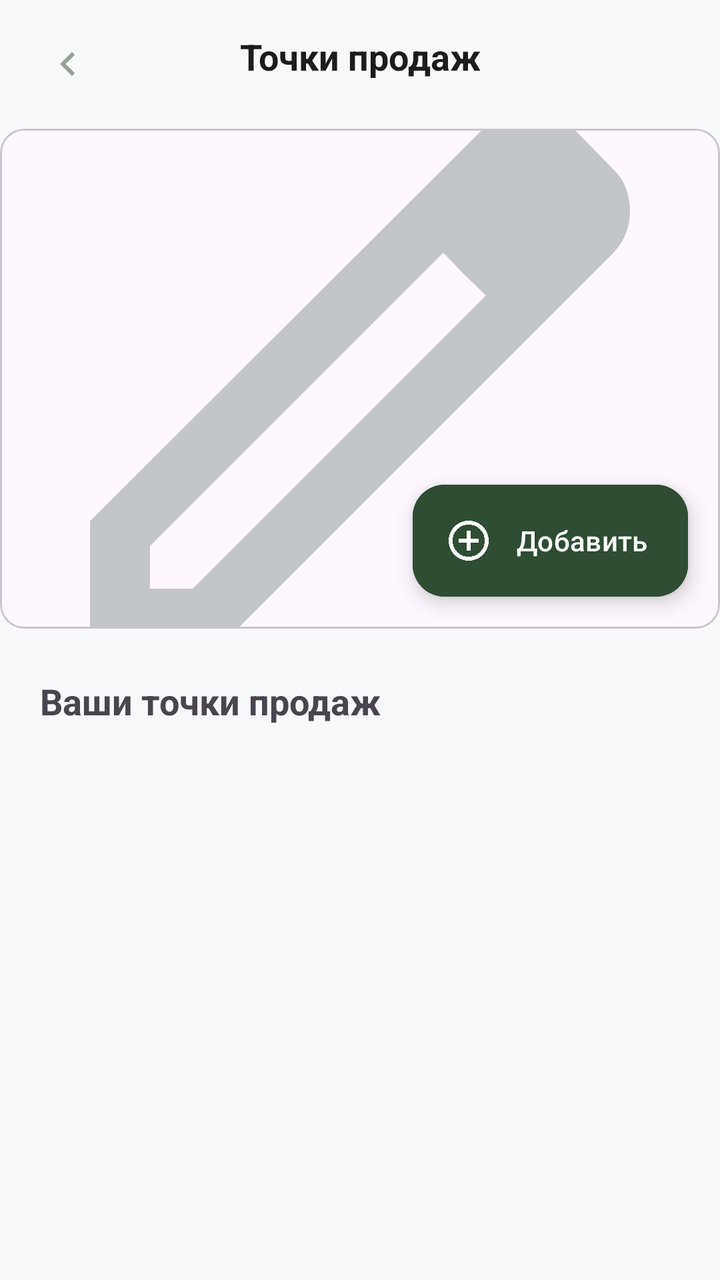
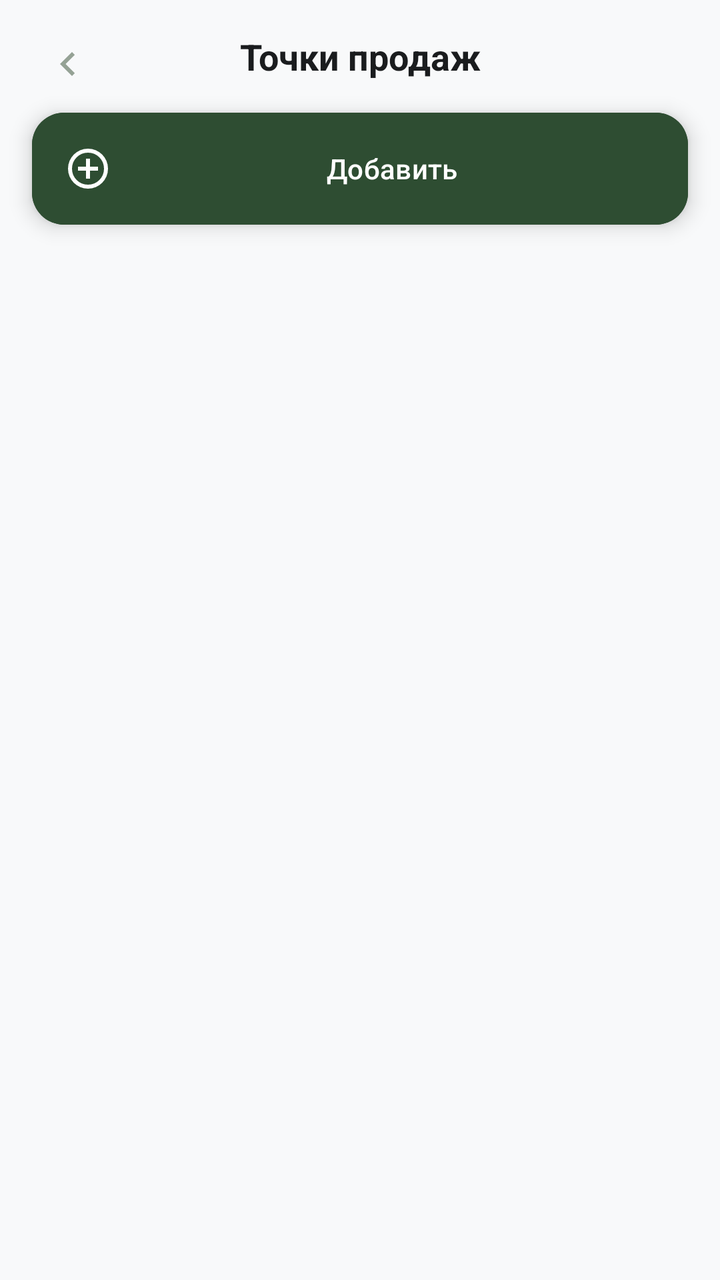

Screens rendered from an Android XML layout before and after an edit, with the pre-edit source and the edit as a unified diff.
<!-- AndroidManifest.xml: application theme Theme.Farmer -->
<!-- res/layout/fragment_poin_sale.xml -->
<?xml version="1.0" encoding="utf-8"?>
<androidx.constraintlayout.widget.ConstraintLayout xmlns:android="http://schemas.android.com/apk/res/android"
    xmlns:app="http://schemas.android.com/apk/res-auto"
    xmlns:tools="http://schemas.android.com/tools"
    android:layout_width="match_parent"
    android:layout_height="match_parent"
    android:background="#F8F9FA"

    tools:context=".farmer.PointSaleFragment">

    <ImageButton
        android:id="@+id/btnBack"
        android:layout_width="48dp"
        android:layout_height="48dp"
        android:layout_marginStart="10dp"
        android:layout_marginTop="8dp"
        android:background="?attr/selectableItemBackgroundBorderless"
        android:src="@drawable/ic_chevron_left"
        app:layout_constraintStart_toStartOf="parent"
        app:layout_constraintTop_toTopOf="parent" />

    <TextView
        android:id="@+id/tvTitle"
        android:layout_width="wrap_content"
        android:layout_height="wrap_content"
        android:layout_marginTop="16dp"
        android:text="Точки продаж"
        android:textColor="#1A1C1E"
        android:textSize="18sp"
        android:textStyle="bold"
        app:layout_constraintEnd_toEndOf="parent"
        app:layout_constraintStart_toStartOf="parent"
        app:layout_constraintTop_toTopOf="parent" />

    <com.google.android.material.card.MaterialCardView
        android:id="@+id/mapContainer"
        android:layout_width="match_parent"
        android:layout_height="250dp"
        android:layout_marginTop="24dp"
        app:cardElevation="0dp"
        app:layout_constraintTop_toBottomOf="@+id/tvTitle">

        <FrameLayout
            android:layout_width="match_parent"
            android:layout_height="match_parent">

            <ImageView
                android:layout_width="match_parent"
                android:layout_height="match_parent"
                android:scaleType="centerCrop"
                android:src="@drawable/ic_edit" />

            <com.google.android.material.floatingactionbutton.ExtendedFloatingActionButton
                android:id="@+id/btnAddPoint"
                android:layout_width="wrap_content"
                android:layout_height="wrap_content"
                android:layout_gravity="bottom|end"
                android:layout_margin="16dp"
                android:backgroundTint="#2E4D32"
                android:text="Добавить"
                android:textColor="@color/white"
                app:icon="@drawable/icon_add_new_product"
                app:iconTint="@color/white" />
        </FrameLayout>
    </com.google.android.material.card.MaterialCardView>

    <TextView
        android:id="@+id/tvSubtitle"
        android:layout_width="wrap_content"
        android:layout_height="wrap_content"
        android:layout_marginStart="20dp"
        android:layout_marginTop="24dp"
        android:text="Ваши точки продаж"
        android:textSize="18sp"
        android:textStyle="bold"
        app:layout_constraintStart_toStartOf="parent"
        app:layout_constraintTop_toBottomOf="@+id/mapContainer" />

    <androidx.recyclerview.widget.RecyclerView
        android:id="@+id/rvPoints"
        android:layout_width="match_parent"
        android:layout_height="0dp"
        android:layout_marginTop="8dp"
        android:clipToPadding="false"
        android:paddingHorizontal="16dp"
        app:layout_constraintBottom_toBottomOf="parent"
        app:layout_constraintTop_toBottomOf="@+id/tvSubtitle"
        tools:listitem="@layout/item_point_sale" />

</androidx.constraintlayout.widget.ConstraintLayout>
<!-- res/layout/item_point_sale.xml (included above) -->
<?xml version="1.0" encoding="utf-8"?>
<com.google.android.material.card.MaterialCardView
    xmlns:android="http://schemas.android.com/apk/res/android"
    xmlns:app="http://schemas.android.com/apk/res-auto"
    android:layout_width="match_parent"
    android:layout_height="wrap_content"
    android:layout_marginBottom="12dp"
    app:cardCornerRadius="20dp"
    app:cardElevation="2dp">

    <LinearLayout
        android:layout_width="match_parent"
        android:layout_height="wrap_content"
        android:orientation="horizontal"
        android:padding="16dp"
        android:gravity="center_vertical">

        <ImageView
            android:id="@+id/ivPointIcon"
            android:layout_width="48dp"
            android:layout_height="48dp"
            android:background="@drawable/bg_point_sale"
            android:padding="12dp"
            android:src="@drawable/ic_point_sale" />

        <LinearLayout
            android:layout_width="0dp"
            android:layout_height="wrap_content"
            android:layout_weight="1"
            android:layout_marginStart="16dp"
            android:orientation="vertical">

            <TextView
                android:id="@+id/tvPointName"
                android:layout_width="wrap_content"
                android:layout_height="wrap_content"
                android:text="Московская ярмарка"
                android:textStyle="bold"
                android:textColor="#1A1C1E"
                android:textSize="16sp" />

            <TextView
                android:id="@+id/tvPointAddress"
                android:layout_width="wrap_content"
                android:layout_height="wrap_content"
                android:text="Москва, Ул. Бронная 11"
                android:textColor="#74777F"
                android:textSize="13sp" />
        </LinearLayout>

        <com.google.android.material.switchmaterial.SwitchMaterial
            android:id="@+id/switchPointStatus"
            android:layout_width="wrap_content"
            android:layout_height="wrap_content" />

    </LinearLayout>
</com.google.android.material.card.MaterialCardView>
<!-- resources referenced by this layout -->
<resources>
  <color name="white">#FFFFFFFF</color>
  <!-- drawable bg_point_sale (drawable) -->
  <?xml version="1.0" encoding="utf-8"?>
  <shape xmlns:android="http://schemas.android.com/apk/res/android">
      <solid android:color="#CDDECD"/>
      <corners android:radius="100dp"/>
  
  </shape>
  <!-- drawable ic_chevron_left (drawable) -->
  <vector xmlns:android="http://schemas.android.com/apk/res/android" android:alpha="0.9" android:autoMirrored="true" android:height="24dp" android:tint="#899789" android:viewportHeight="960" android:viewportWidth="960" android:width="24dp">
        
      <path android:fillColor="@android:color/white" android:pathData="M560,720L320,480L560,240L616,296L432,480L616,664L560,720Z"/>
      
  </vector>
  <!-- drawable ic_edit (drawable) -->
  <vector xmlns:android="http://schemas.android.com/apk/res/android" android:alpha="0.82" android:height="24dp" android:tint="#B5B9BD" android:viewportHeight="960" android:viewportWidth="960" android:width="24dp">
        
      <path android:fillColor="@android:color/white" android:pathData="M200,760L257,760L648,369L591,312L200,703L200,760ZM120,840L120,670L648,143Q660,132 674.5,126Q689,120 705,120Q721,120 736,126Q751,132 762,144L817,200Q829,211 834.5,226Q840,241 840,256Q840,272 834.5,286.5Q829,301 817,313L290,840L120,840ZM760,256L760,256L704,200L704,200L760,256ZM619,341L591,312L591,312L648,369L648,369L619,341Z"/>
      
  </vector>
  <!-- drawable ic_point_sale (drawable) -->
  <vector xmlns:android="http://schemas.android.com/apk/res/android" android:alpha="0.9" android:height="24dp" android:viewportHeight="24" android:viewportWidth="24" android:width="24dp">
        
      <path android:fillColor="#000000" android:pathData="M7.1,2.6c-2.6,3.3 -2.6,3.5 -0.1,8.3l1.9,3.9 -2.4,0.6c-3.8,1 -4.9,3.9 -2.4,6.2 1.6,1.4 3.6,1.9 7.9,1.9 4.3,-0 6.3,-0.5 7.9,-1.9 2.5,-2.3 1.4,-5.2 -2.4,-6.2l-2.4,-0.6 1.9,-3.9c2.5,-4.9 2.5,-5.5 -0.5,-8.4 -3.2,-3.3 -6.8,-3.2 -9.4,0.1zM13.8,4.2c1.7,1.7 1.5,4.5 -0.3,5.2 -3.6,1.4 -6.1,-2.4 -3.3,-5.2 1.5,-1.5 2.1,-1.5 3.6,-0zM13.1,17.8c0.8,-1.4 1.4,-1.5 3.5,-0.6 4.1,1.9 2.2,3.3 -4.6,3.3 -6.7,-0 -8.7,-1.4 -4.8,-3.2 1.8,-0.9 2.6,-0.8 3.6,0.5 1.2,1.6 1.4,1.6 2.3,-0z" android:strokeColor="#00000000"/>
      
  </vector>
  <!-- drawable icon_add_new_product (drawable) -->
  <vector xmlns:android="http://schemas.android.com/apk/res/android" android:height="24dp" android:tint="#2A5A30" android:viewportHeight="960" android:viewportWidth="960" android:width="24dp">
        
      <path android:fillColor="@android:color/white" android:pathData="M440,680L520,680L520,520L680,520L680,440L520,440L520,280L440,280L440,440L280,440L280,520L440,520L440,680ZM480,880Q397,880 324,848.5Q251,817 197,763Q143,709 111.5,636Q80,563 80,480Q80,397 111.5,324Q143,251 197,197Q251,143 324,111.5Q397,80 480,80Q563,80 636,111.5Q709,143 763,197Q817,251 848.5,324Q880,397 880,480Q880,563 848.5,636Q817,709 763,763Q709,817 636,848.5Q563,880 480,880ZM480,800Q614,800 707,707Q800,614 800,480Q800,346 707,253Q614,160 480,160Q346,160 253,253Q160,346 160,480Q160,614 253,707Q346,800 480,800ZM480,480Q480,480 480,480Q480,480 480,480Q480,480 480,480Q480,480 480,480Q480,480 480,480Q480,480 480,480Q480,480 480,480Q480,480 480,480Z"/>
      
  </vector>
  <style name="Theme.Farmer" parent="Base.Theme.Farmer" />
  <style name="Base.Theme.Farmer" parent="Theme.Material3.DayNight.NoActionBar">
          
          
      </style>
</resources>

<!-- the commit's change to res/layout/fragment_poin_sale.xml (unified diff, before → after) -->
@@ -32,49 +32,21 @@
         app:layout_constraintStart_toStartOf="parent"
         app:layout_constraintTop_toTopOf="parent" />
 
-    <com.google.android.material.card.MaterialCardView
-        android:id="@+id/mapContainer"
+
+    <com.google.android.material.floatingactionbutton.ExtendedFloatingActionButton
+        android:id="@+id/btnAddPoint"
         android:layout_width="match_parent"
-        android:layout_height="250dp"
-        android:layout_marginTop="24dp"
-        app:cardElevation="0dp"
-        app:layout_constraintTop_toBottomOf="@+id/tvTitle">
+        android:layout_height="wrap_content"
+        app:layout_constraintTop_toBottomOf="@+id/tvTitle"
+        app:layout_constraintStart_toStartOf="parent"
+        android:layout_gravity="bottom|end"
+        android:layout_margin="16dp"
+        android:backgroundTint="#2E4D32"
+        android:text="Добавить"
+        android:textColor="@color/white"
+        app:icon="@drawable/icon_add_new_product"
+        app:iconTint="@color/white" />
 
-        <FrameLayout
-            android:layout_width="match_parent"
-            android:layout_height="match_parent">
-
-            <ImageView
-                android:layout_width="match_parent"
-                android:layout_height="match_parent"
-                android:scaleType="centerCrop"
-                android:src="@drawable/ic_edit" />
-
-            <com.google.android.material.floatingactionbutton.ExtendedFloatingActionButton
-                android:id="@+id/btnAddPoint"
-                android:layout_width="wrap_content"
-                android:layout_height="wrap_content"
-                android:layout_gravity="bottom|end"
-                android:layout_margin="16dp"
-                android:backgroundTint="#2E4D32"
-                android:text="Добавить"
-                android:textColor="@color/white"
-                app:icon="@drawable/icon_add_new_product"
-                app:iconTint="@color/white" />
-        </FrameLayout>
-    </com.google.android.material.card.MaterialCardView>
-
-    <TextView
-        android:id="@+id/tvSubtitle"
-        android:layout_width="wrap_content"
-        android:layout_height="wrap_content"
-        android:layout_marginStart="20dp"
-        android:layout_marginTop="24dp"
-        android:text="Ваши точки продаж"
-        android:textSize="18sp"
-        android:textStyle="bold"
-        app:layout_constraintStart_toStartOf="parent"
-        app:layout_constraintTop_toBottomOf="@+id/mapContainer" />
 
     <androidx.recyclerview.widget.RecyclerView
         android:id="@+id/rvPoints"
@@ -84,7 +56,7 @@
         android:clipToPadding="false"
         android:paddingHorizontal="16dp"
         app:layout_constraintBottom_toBottomOf="parent"
-        app:layout_constraintTop_toBottomOf="@+id/tvSubtitle"
+        app:layout_constraintTop_toBottomOf="@+id/btnAddPoint"
         tools:listitem="@layout/item_point_sale" />
 
 </androidx.constraintlayout.widget.ConstraintLayout>
@@ -139,10 +111,12 @@
                 android:textSize="13sp" />
         </LinearLayout>
 
-        <com.google.android.material.switchmaterial.SwitchMaterial
-            android:id="@+id/switchPointStatus"
+        <TextView
+            android:id="@+id/tvDeletePoint"
             android:layout_width="wrap_content"
-            android:layout_height="wrap_content" />
+            android:layout_height="wrap_content"
+            android:text="@string/deletePOS"
+            android:textColor="#ca3a27"/>
 
     </LinearLayout>
 </com.google.android.material.card.MaterialCardView>
<!-- resource entries referenced after the edit -->
@@ -14,12 +14,6 @@
       <path android:fillColor="@android:color/white" android:pathData="M560,720L320,480L560,240L616,296L432,480L616,664L560,720Z"/>
       
   </vector>
-  <!-- drawable ic_edit (drawable) -->
-  <vector xmlns:android="http://schemas.android.com/apk/res/android" android:alpha="0.82" android:height="24dp" android:tint="#B5B9BD" android:viewportHeight="960" android:viewportWidth="960" android:width="24dp">
-        
-      <path android:fillColor="@android:color/white" android:pathData="M200,760L257,760L648,369L591,312L200,703L200,760ZM120,840L120,670L648,143Q660,132 674.5,126Q689,120 705,120Q721,120 736,126Q751,132 762,144L817,200Q829,211 834.5,226Q840,241 840,256Q840,272 834.5,286.5Q829,301 817,313L290,840L120,840ZM760,256L760,256L704,200L704,200L760,256ZM619,341L591,312L591,312L648,369L648,369L619,341Z"/>
-      
-  </vector>
   <!-- drawable ic_point_sale (drawable) -->
   <vector xmlns:android="http://schemas.android.com/apk/res/android" android:alpha="0.9" android:height="24dp" android:viewportHeight="24" android:viewportWidth="24" android:width="24dp">
         
@@ -32,6 +26,7 @@
       <path android:fillColor="@android:color/white" android:pathData="M440,680L520,680L520,520L680,520L680,440L520,440L520,280L440,280L440,440L280,440L280,520L440,520L440,680ZM480,880Q397,880 324,848.5Q251,817 197,763Q143,709 111.5,636Q80,563 80,480Q80,397 111.5,324Q143,251 197,197Q251,143 324,111.5Q397,80 480,80Q563,80 636,111.5Q709,143 763,197Q817,251 848.5,324Q880,397 880,480Q880,563 848.5,636Q817,709 763,763Q709,817 636,848.5Q563,880 480,880ZM480,800Q614,800 707,707Q800,614 800,480Q800,346 707,253Q614,160 480,160Q346,160 253,253Q160,346 160,480Q160,614 253,707Q346,800 480,800ZM480,480Q480,480 480,480Q480,480 480,480Q480,480 480,480Q480,480 480,480Q480,480 480,480Q480,480 480,480Q480,480 480,480Q480,480 480,480Z"/>
       
   </vector>
+  <string name="deletePOS"><u>Удалить</u></string>
   <style name="Theme.Farmer" parent="Base.Theme.Farmer" />
   <style name="Base.Theme.Farmer" parent="Theme.Material3.DayNight.NoActionBar">
           
